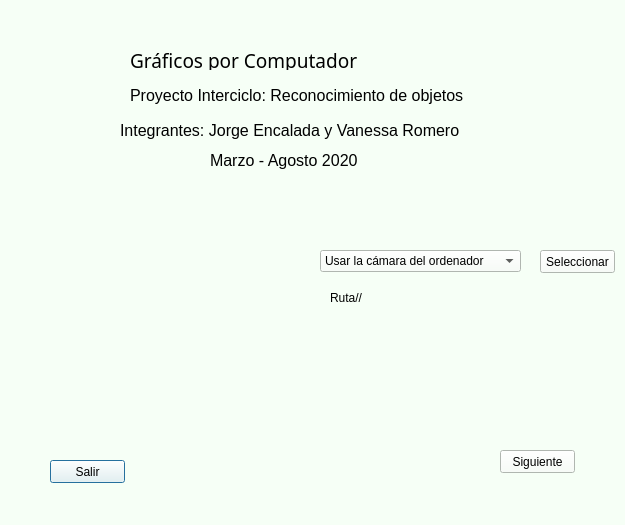
Before: the Qt Designer form Interciclo/src/Principal.ui in JEEU95/IntercicloGraficos, drawn with Qt 5.
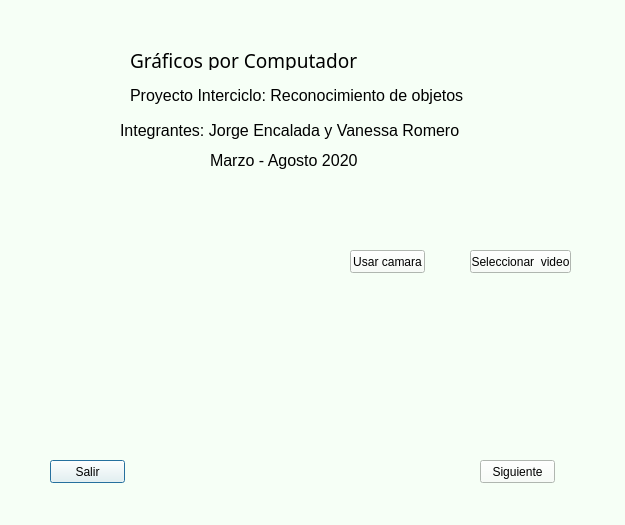
After: the same form once the commit is applied. Icons and pictures are not drawn.

Commit message: app2 url

Patch:
```diff
--- a/Interciclo/src/Principal.ui
+++ b/Interciclo/src/Principal.ui
@@ -105,8 +105,8 @@
   <widget class="QPushButton" name="btnSiguiente">
    <property name="geometry">
     <rect>
-     <x>500</x>
-     <y>450</y>
+     <x>480</x>
+     <y>460</y>
      <width>75</width>
      <height>23</height>
     </rect>
@@ -118,49 +118,29 @@
   <widget class="QPushButton" name="btnVideo">
    <property name="geometry">
     <rect>
-     <x>540</x>
+     <x>470</x>
      <y>250</y>
-     <width>75</width>
+     <width>101</width>
      <height>23</height>
     </rect>
    </property>
    <property name="text">
-    <string>Seleccionar</string>
+    <string>Seleccionar  video</string>
    </property>
   </widget>
   <widget class="QLabel" name="lblRuta">
    <property name="geometry">
     <rect>
-     <x>330</x>
+     <x>350</x>
      <y>290</y>
      <width>171</width>
      <height>16</height>
     </rect>
    </property>
    <property name="text">
-    <string>Ruta//</string>
+    <string/>
    </property>
   </widget>
-  <widget class="QComboBox" name="cmbOpciones">
-   <property name="geometry">
-    <rect>
-     <x>320</x>
-     <y>250</y>
-     <width>201</width>
-     <height>22</height>
-    </rect>
-   </property>
-   <item>
-    <property name="text">
-     <string>Usar la cámara del ordenador</string>
-    </property>
-   </item>
-   <item>
-    <property name="text">
-     <string>Subir un video desde el ordenador</string>
-    </property>
-   </item>
-  </widget>
   <widget class="QLabel" name="lblWebCam">
    <property name="geometry">
     <rect>
@@ -193,6 +173,19 @@
     <string/>
    </property>
   </widget>
+  <widget class="QPushButton" name="btnCamara">
+   <property name="geometry">
+    <rect>
+     <x>350</x>
+     <y>250</y>
+     <width>75</width>
+     <height>23</height>
+    </rect>
+   </property>
+   <property name="text">
+    <string>Usar camara</string>
+   </property>
+  </widget>
  </widget>
  <resources>
   <include location="../img/Seleccion.qrc"/>
```
